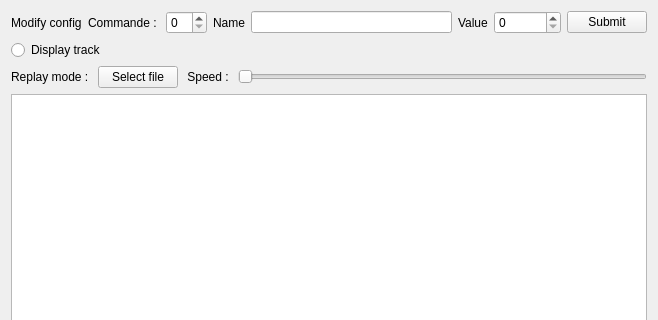
Before: the Qt Designer form src/gui/mainwindow.ui in ElieCo/MicroTransat, drawn with Qt 5; both pictures show x 0 to 658 and y 0 to 320 of the 658 by 584 pixel window.
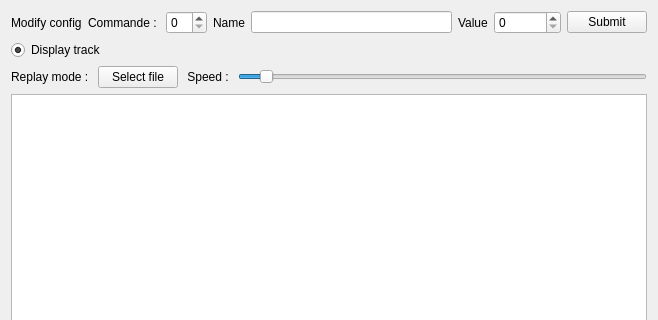
After: the same form once the commit is applied.

Commit message: Speed can be modify, color for heading and wind dir

What changed in the file:
```diff
--- a/src/gui/mainwindow.ui
+++ b/src/gui/mainwindow.ui
@@ -100,6 +100,9 @@
           <property name="text">
            <string>Display track</string>
           </property>
+          <property name="checked">
+           <bool>true</bool>
+          </property>
          </widget>
         </item>
        </layout>
@@ -128,7 +131,19 @@
          </widget>
         </item>
         <item>
-         <widget class="QSlider" name="horizontalSlider">
+         <widget class="QSlider" name="Speed_slider">
+          <property name="minimum">
+           <number>1</number>
+          </property>
+          <property name="maximum">
+           <number>20</number>
+          </property>
+          <property name="pageStep">
+           <number>1</number>
+          </property>
+          <property name="value">
+           <number>2</number>
+          </property>
           <property name="orientation">
            <enum>Qt::Horizontal</enum>
           </property>
```
The commit also changes 2 other files.
